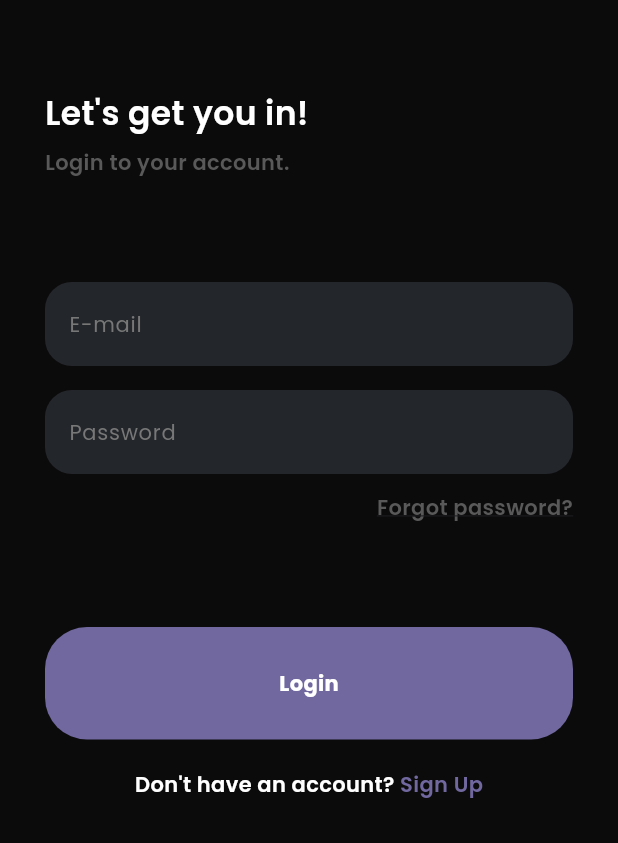
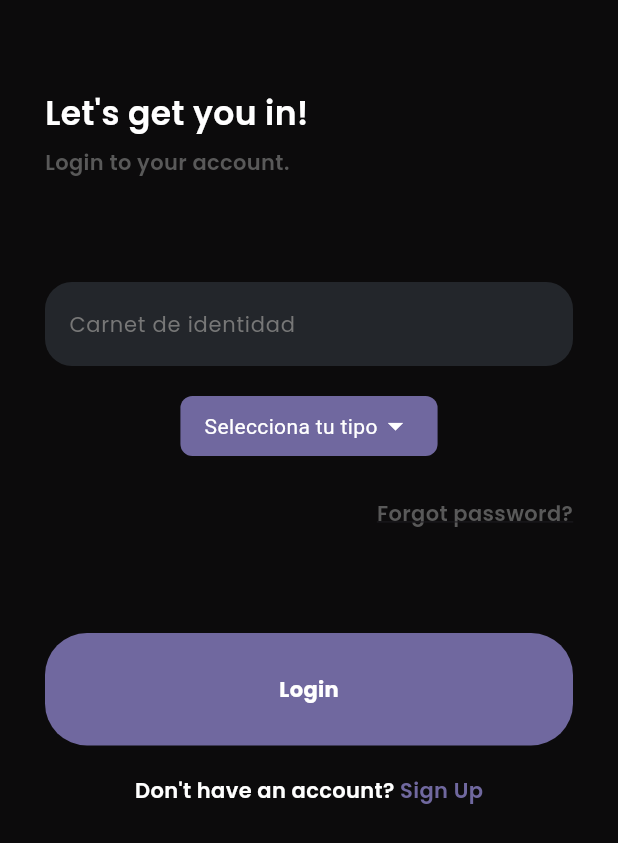
Before and after one commit to CarlosIbanezLopez/School, a Flutter app: the screen it shows after launch, after a tap on "Get Started", on a phone screen of 412 x 824 dp. Shown: the top 843 px of the screen. Run offline on Flutter 3.47's test engine with Material 3 defaults, Android fonts, the phone set to English and light mode, and no system bars; our stand-ins replace google_fonts, shared_preferences, table_calendar; network calls fail.

Commit message:
Mensaje descriptivo de los cambios

```diff
--- a/lib/src/pages/home/start_page.dart
+++ b/lib/src/pages/home/start_page.dart
@@ -1,6 +1,8 @@
 import 'package:flutter/cupertino.dart';
 import 'package:flutter/material.dart';
 import 'package:google_fonts/google_fonts.dart';
+import 'package:school/src/pages/grade/data_screen.dart';
+import 'package:school/src/pages/grade/studen_grade_page.dart';
 import '../../components/main_button.dart';
 import '../../helpers/font_size.dart';
 import '../../helpers/theme_colors.dart';
--- a/lib/src/pages/login/login_controller.dart
+++ b/lib/src/pages/login/login_controller.dart
@@ -2,15 +2,13 @@ import 'dart:convert';
 import 'package:http/http.dart' as http;
 
 class LoginController {
-  static const apiUrl = 'https://a04b-181-188-162-155.ngrok-free.app/api/users'; // Reemplaza con la URL de tu punto de inicio de sesión
+  static const apiUrl = 'http://192.168.0.4:3000/datas?'; // Reemplaza con la URL de tu punto de inicio de sesión
 
-  Future<Map<String, dynamic>> login(String username, String password) async {
+  Future<Map<String, dynamic>> login(String ci) async {
     final Map<String, String> bodyData = {
-      'username': username,
-      'password': password,
+      'username': ci,
     };
-    print(username);
-    print(password);
+    print(ci);
 
     try {
 
--- a/lib/src/pages/login/login_page.dart
+++ b/lib/src/pages/login/login_page.dart
@@ -3,6 +3,8 @@ import 'package:flutter/material.dart';
 import 'package:google_fonts/google_fonts.dart';
 import 'package:school/src/game/game_screen.dart';
 import 'package:school/src/pages/calendar/calendar_page.dart';
+import 'package:school/src/pages/grade/data_screen.dart';
+import 'package:school/src/pages/grade/student_details.dart';
 import 'package:school/src/pages/login/login_controller.dart';
 import 'package:school/src/quiz/home_screen.dart';
 import '../../components/main_button.dart';
@@ -21,8 +23,8 @@ class LoginPage extends StatefulWidget {
 class _LoginPageState extends State<LoginPage> {
   final _formKey = GlobalKey<FormState>();
   TextEditingController _emailController = TextEditingController();
-  TextEditingController _passwordController = TextEditingController();
-  LoginController _loginController = LoginController();
+  String? userType; // Variable para almacenar el tipo de usuario seleccionado
+
   @override
   void initState() {
 
@@ -32,8 +34,6 @@ class _LoginPageState extends State<LoginPage> {
 
   void _initializeControllers() {
     _emailController = TextEditingController();
-    _passwordController = TextEditingController();
-    _loginController = LoginController();
   }
 
   @override
@@ -86,49 +86,60 @@ class _LoginPageState extends State<LoginPage> {
                         decoration: InputDecoration(
                           fillColor: ThemeColors.textFieldBgColor,
                           filled: true,
-                          hintText: "E-mail",
+                          hintText: "Carnet de identidad",
                           hintStyle: GoogleFonts.poppins(
                             color: ThemeColors.textFieldHintColor,
                             fontSize: FontSize.medium,
                             fontWeight: FontWeight.w400,
                           ),
-                          border: OutlineInputBorder(
+                          border: const OutlineInputBorder(
                             borderSide: BorderSide.none,
                             borderRadius: BorderRadius.all(Radius.circular(18)),
                           ),
                         ),
                       ),
-                      SizedBox(height: 16),
-
-                      ///Password Input Field
-                      TextFormField(
-                        controller: _passwordController,
-                        validator: (value) {
-                          if (_passwordController.text.isEmpty) {
-                            return "This field can't be empty";
-                          }
+                      const SizedBox(height: 20),
+                      PopupMenuButton<String>(
+                        onSelected: (String value) {
+                          setState(() {
+                            userType = value;
+                          });
                         },
-                        obscureText: true,
-                        style: GoogleFonts.poppins(
-                          color: ThemeColors.whiteTextColor,
-                        ),
-                        keyboardType: TextInputType.visiblePassword,
-                        cursorColor: ThemeColors.primaryColor,
-                        decoration: InputDecoration(
-                          fillColor: ThemeColors.textFieldBgColor,
-                          filled: true,
-                          hintText: "Password",
-                          hintStyle: GoogleFonts.poppins(
-                            color: ThemeColors.textFieldHintColor,
-                            fontSize: FontSize.medium,
-                            fontWeight: FontWeight.w400,
+                        itemBuilder: (BuildContext context) => <PopupMenuEntry<String>>[
+                          const PopupMenuItem<String>(
+                            value: 'Estudiante',
+                            child: Text('Estudiante'),
                           ),
-                          border: OutlineInputBorder(
-                            borderSide: BorderSide.none,
-                            borderRadius: BorderRadius.all(Radius.circular(18)),
+                          const PopupMenuItem<String>(
+                            value: 'Apoderado',
+                            child: Text('Apoderado'),
+                          ),
+                          const PopupMenuItem<String>(
+                            value: 'Profesor',
+                            child: Text('Profesor'),
+                          ),
+                        ],
+                        child: Container(
+                          decoration: BoxDecoration(
+                            color: ThemeColors.primaryColor, // Cambiar el color de fondo del botón
+                            borderRadius: BorderRadius.circular(8.0), // Cambiar la forma del botón
+                          ),
+                          padding: EdgeInsets.symmetric(horizontal: 16.0, vertical: 8.0),
+                          child: const Row(
+                            mainAxisSize: MainAxisSize.min,
+                            children: [
+                              Text(
+                                'Selecciona tu tipo',
+                                style: TextStyle(color: Colors.white), // Cambiar el color del texto del botón
+                              ),
+                              Icon(Icons.arrow_drop_down, color: Colors.white), // Cambiar el color del icono
+                            ],
                           ),
                         ),
                       ),
+
+                      const SizedBox(height: 16),
+
                       Align(
                         alignment: Alignment.centerRight,
                         child: Padding(
@@ -146,34 +157,38 @@ class _LoginPageState extends State<LoginPage> {
                       ),
                       SizedBox(height: 70),
                       MainButton(
-                        onTap: () => Navigator.push(
-                            context,
-                            CupertinoPageRoute(
-                              builder: (context) => HomeScreen(),
-                            )
-                        ),
-                        // onTap: () async {_formKey.currentState!.validate();
-                        // // Verifica el inicio de sesión
-                        // final result = await _loginController.login(_emailController.text, _passwordController.text);
-                        //
-                        // if (result['success']) {
-                        //   // Inicio de sesión exitoso, puedes redirigir al usuario a la pantalla de inicio.
-                        //   Navigator.push(context, MaterialPageRoute(builder: (context) => SignUpPage()));
-                        // } else {
-                        //   // Error de inicio de sesión, muestra un mensaje de error.
-                        //   final message = result['message'];
-                        //   ScaffoldMessenger.of(context).showSnackBar(SnackBar(content: Text(message)));
-                        // }},
+                        onTap: () {
+                          if (userType == 'Estudiante') {
+                            Navigator.push(
+                              context,
+                              CupertinoPageRoute(
+                                // builder: (context) => DataScreen(ci: _emailController.text), // Pasa el CI aquí
+                                builder: (context) => HomeScreen(ci: _emailController.text),
+                              ),
+                            );
+                          } else if (userType == 'Apoderado') {
+                            // Navegar a la pantalla de apoderado
+                            Navigator.push(
+                              context,
+                              CupertinoPageRoute(
+                                builder: (context) => StudentDetails(ci: _emailController.text), // Pasa el CI aquí
+                              ),
+                            );
+                          } else if (userType == 'Profesor') {
+
+                            Navigator.push(
+                              context,
+                              CupertinoPageRoute(
+                                builder: (context) => CalendarPage(UserRole.admin), // Pasa el CI aquí
+                              ),
+                            );
+                          } else {
+                            // Si no se ha seleccionado un tipo de usuario
+                            // mostrar un mensaje o hacer algo
+                          }
+                        },
                         text: 'Login',
                       ),
-                      // SizedBox(height: 16),
-                      // MainButton(
-                      //   text: 'Login with Google',
-                      //   backgroundColor: ThemeColors.whiteTextColor,
-                      //   textColor: ThemeColors.scaffoldBbColor,
-                      //   iconPath: 'images/google.png',
-                      //   onTap: () {},
-                      // ),
                     ],
                   ),
                 ),
--- a/pubspec.yaml
+++ b/pubspec.yaml
@@ -40,6 +40,7 @@ dependencies:
   syncfusion_flutter_datepicker: ^26.1.35
   table_calendar: ^3.1.2
   postgres: ^3.2.1
+  shared_preferences: ^2.0.0
 
 dev_dependencies:
   flutter_test:
```
Also changed, not shown: lib/src/database/api_service.dart (added, +21 -0 lines), lib/src/factorys/student_grade.dart (added, +40 -0 lines), lib/src/pages/calendar/calendar_page.dart (+59 -11 lines), lib/src/pages/grade/data_screen.dart (added, +78 -0 lines), lib/src/pages/grade/studen_grade_page.dart (added, +50 -0 lines), lib/src/pages/grade/student_details.dart (added, +103 -0 lines), lib/src/quiz/home_screen.dart (+33 -18 lines), lib/src/database/database.dart (deleted), pubspec.lock, 1 other file.
